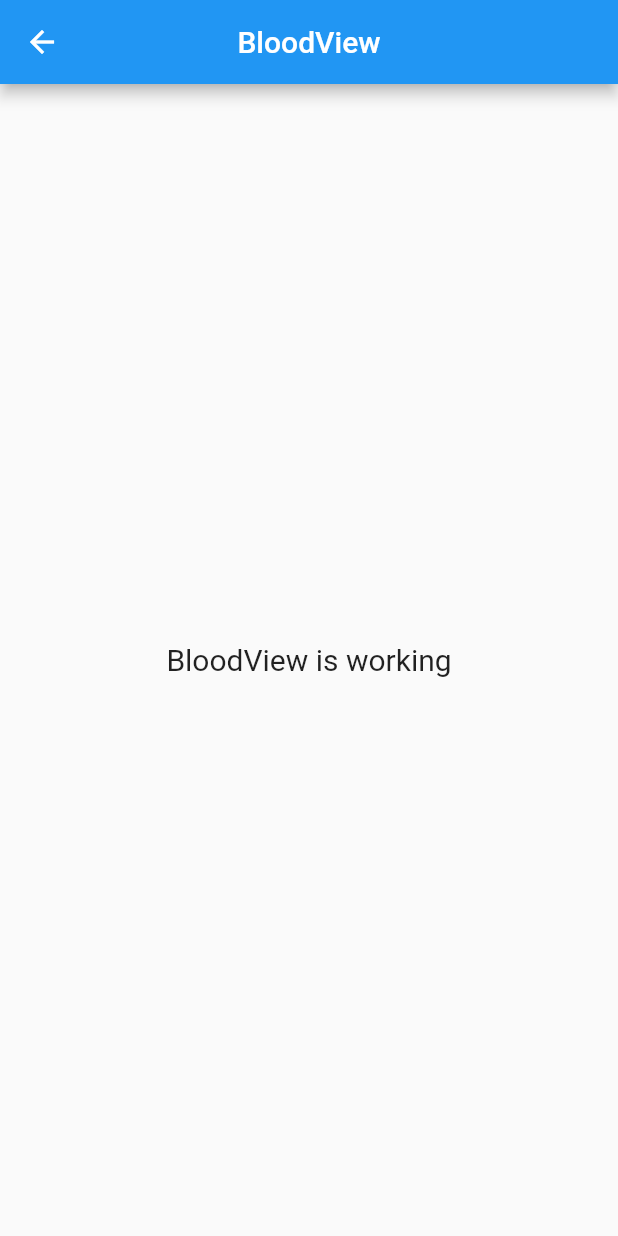
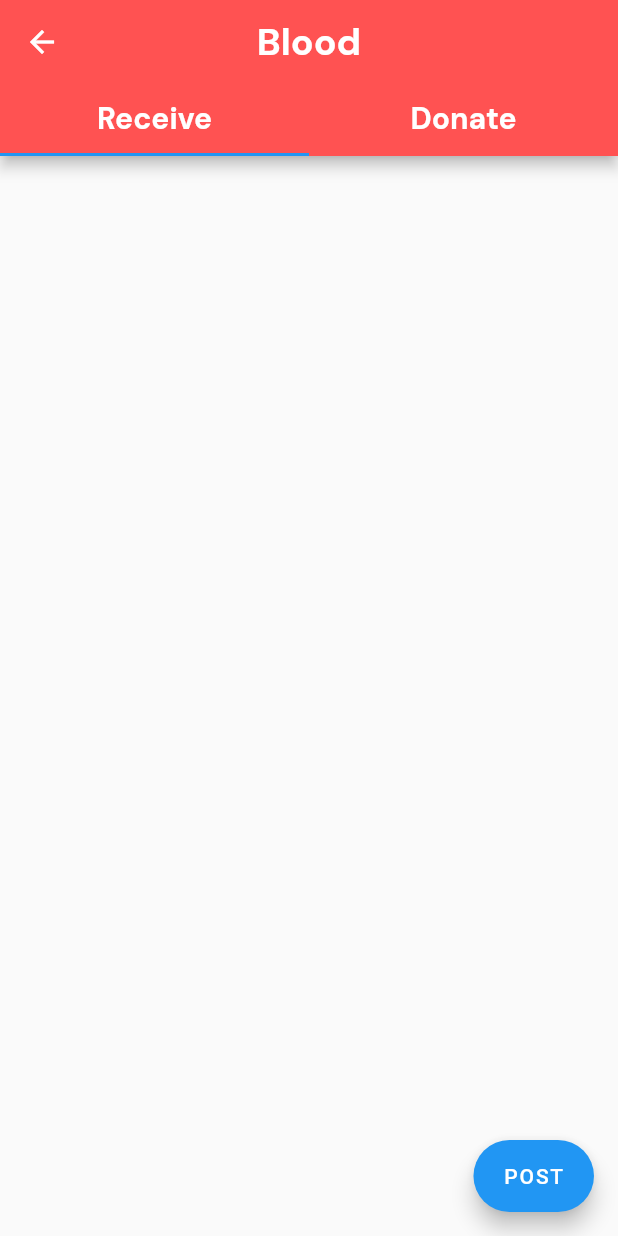
Before and after one commit to KARTIKBANIK/Blood-Bank-Project-getX, a Flutter app: the BloodView screen opened directly, on a phone screen of 412 x 824 dp. Run offline on Flutter 3.47's test engine with Material 2 defaults, Android fonts, the phone set to English and light mode, and no system bars; our stand-ins replace carousel_slider, firebase_core, get, google_fonts, introduction_screen, lottie and 1 more; accounts and stored records are empty.

```diff
--- a/u_project/lib/app/modules/service_ui/controllers/service_ui_controller.dart
+++ b/u_project/lib/app/modules/service_ui/controllers/service_ui_controller.dart
@@ -4,6 +4,7 @@ class ServiceUiController extends GetxController {
   //TODO: Implement ServiceUiController
 
   final count = 0.obs;
+
   @override
   void onInit() {
     super.onInit();
--- a/u_project/lib/app/modules/service_ui/views/blood_view.dart
+++ b/u_project/lib/app/modules/service_ui/views/blood_view.dart
@@ -1,21 +1,98 @@
 import 'package:flutter/material.dart';
 
 import 'package:get/get.dart';
+import 'package:u_project/app/modules/service_ui/views/donate_tab_bar_view.dart';
+import 'package:u_project/app/modules/service_ui/views/receive_tab_bar_view.dart';
+import 'package:u_project/widgets/custom_container.dart';
+import 'package:u_project/widgets/custom_text.dart';
 
 class BloodView extends GetView {
   const BloodView({Key? key}) : super(key: key);
   @override
   Widget build(BuildContext context) {
-    return Scaffold(
-      appBar: AppBar(
-        title: const Text('BloodView'),
-        centerTitle: true,
-      ),
-      body: const Center(
-        child: Text(
-          'BloodView is working',
-          style: TextStyle(fontSize: 20),
+    return DefaultTabController(
+      length: 2,
+      child: Scaffold(
+        appBar: AppBar(
+          title: Custom_TExt(
+            txt: "Blood",
+            textColor: Colors.white,
+            fs: 25,
+            fw: FontWeight.bold,
+          ),
+          bottom: TabBar(
+            tabs: [
+              Tab(
+                child: Custom_TExt(
+                  txt: "Receive",
+                  textColor: Colors.white,
+                  fs: 20,
+                  fw: FontWeight.bold,
+                ),
+              ),
+              Tab(
+                child: Custom_TExt(
+                  txt: "Donate",
+                  textColor: Colors.white,
+                  fs: 20,
+                  fw: FontWeight.bold,
+                ),
+              ),
+            ],
+          ),
+          centerTitle: true,
+          backgroundColor: Colors.redAccent,
         ),
+        body: TabBarView(
+          children: [
+            ReceiveView(),
+            DonateTabBarView(),
+
+            // FetchData(),
+          ],
+        ),
+        /*  body: Column(
+          children: [
+            Padding(
+              padding: const EdgeInsets.only(
+                top: 30,
+                left: 15,
+                right: 15,
+              ),
+              child: Custom_Container__2(
+                onTap: () {},
+                h: MediaQuery.of(context).size.height / 3.5,
+                w: MediaQuery.of(context).size.width / 1,
+                img: "assets/images/blood_donor.png",
+                txt: "Donor",
+                textColor: Colors.black,
+                fs: 30,
+                fw: FontWeight.bold,
+                lspace: 1,
+              ),
+            ),
+            Padding(
+              padding: const EdgeInsets.only(
+                top: 30,
+                left: 15,
+                right: 15,
+              ),
+              child: Custom_Container__2(
+                onTap: () {},
+                h: MediaQuery.of(context).size.height / 3.5,
+                w: MediaQuery.of(context).size.width / 1,
+                img: "assets/images/blood_receiver.png",
+                txt: "Receiver",
+                textColor: Colors.black,
+                fs: 30,
+                fw: FontWeight.bold,
+                lspace: 1,
+              ),
+            ),
+          ],
+        ),
+
+       */
       ),
     );
   }
--- /dev/null
+++ b/u_project/lib/app/modules/service_ui/views/receive_tab_bar_view.dart
@@ -0,0 +1,116 @@
+import 'package:flutter/material.dart';
+import 'package:get/get.dart';
+
+class ReceiveView extends StatefulWidget {
+  @override
+  State<ReceiveView> createState() => _ReceiveViewState();
+}
+
+class _ReceiveViewState extends State<ReceiveView> {
+  final _formKey = GlobalKey<FormState>();
+
+  TextEditingController nameController = TextEditingController();
+  TextEditingController phoneController = TextEditingController();
+  TextEditingController _dateController = TextEditingController();
+  TextEditingController bloodGrpController = TextEditingController();
+  TextEditingController addressController = TextEditingController();
+
+  DateTime? _selectedDate;
+  DateTime currentDate = DateTime.now();
+  Future<void> _selectDate(BuildContext context) async {
+    final DateTime? picked = await showDatePicker(
+      context: context,
+      initialDate: _selectedDate ?? DateTime.now(),
+      firstDate: DateTime(2000),
+      lastDate: DateTime(2101),
+    );
+    if (picked != null && picked != _selectedDate) {
+      setState(() {
+        _selectedDate = picked;
+        _dateController.text = _selectedDate.toString(); // Format as needed
+      });
+    }
+  }
+
+  void _showBottomSheet() {
+    Get.bottomSheet(
+      Container(
+        height: 400,
+        color: Colors.white,
+        child: Padding(
+          padding: const EdgeInsets.all(18.0),
+          child: Form(
+            child: ListView(
+              children: <Widget>[
+                TextFormField(
+                  controller: nameController,
+                  decoration: const InputDecoration(
+                    icon: const Icon(Icons.person),
+                    hintText: 'Enter your name',
+                    labelText: 'Name',
+                  ),
+                ),
+                TextFormField(
+                  controller: phoneController,
+                  decoration: const InputDecoration(
+                    icon: const Icon(Icons.phone),
+                    hintText: 'Enter a phone number',
+                    labelText: 'Phone',
+                  ),
+                ),
+                TextFormField(
+                  controller: _dateController,
+                  onTap: () => _selectDate(context),
+                  decoration: InputDecoration(
+                    suffixIcon: IconButton(
+                      onPressed: () {
+                        _selectDate(context);
+                      },
+                      icon: Icon(Icons.calendar_month),
+                    ),
+                    icon: const Icon(Icons.calendar_today),
+                    hintText: 'Enter your date of birth',
+                    labelText: 'Date of Birth',
+                  ),
+                ),
+                TextFormField(
+                  controller: bloodGrpController,
+                  decoration: const InputDecoration(
+                    icon: const Icon(Icons.bloodtype),
+                    hintText: 'Select your blood group',
+                    labelText: 'Blood Group',
+                  ),
+                ),
+                TextFormField(
+                  controller: addressController,
+                  decoration: const InputDecoration(
+                    icon: const Icon(Icons.location_city),
+                    hintText: 'Your Address',
+                    labelText: 'Location',
+                  ),
+                ),
+                SizedBox(height: 20),
+                ElevatedButton.icon(
+                  onPressed: () {},
+                  icon: Icon(Icons.post_add_rounded),
+                  label: Text("Submit"),
+                ),
+              ],
+            ),
+          ),
+        ),
+      ),
+    );
+  }
+
+  @override
+  Widget build(BuildContext context) {
+    return Scaffold(
+      floatingActionButton: FloatingActionButton.extended(
+        onPressed: _showBottomSheet,
+        label: const Text("POST"),
+      ),
+      body: Container(),
+    );
+  }
+}
--- a/u_project/pubspec.yaml
+++ b/u_project/pubspec.yaml
@@ -8,7 +8,9 @@ environment:
 dependencies:
   cupertino_icons: any
   google_fonts: any
+  intl: any
   introduction_screen: any
+  flutter_datetime_picker: any
   carousel_slider: any
   shared_preferences: any
   cloud_firestore: any
```
Also changed, not shown: u_project/lib/app/modules/service_ui/controllers/dropdown_controller.dart (added, +9 -0 lines), u_project/lib/app/modules/service_ui/views/donate_tab_bar_view.dart (added, +17 -0 lines), u_project/lib/app/modules/service_ui/views/dropdown.dart (added, +33 -0 lines), u_project/pubspec.lock.
